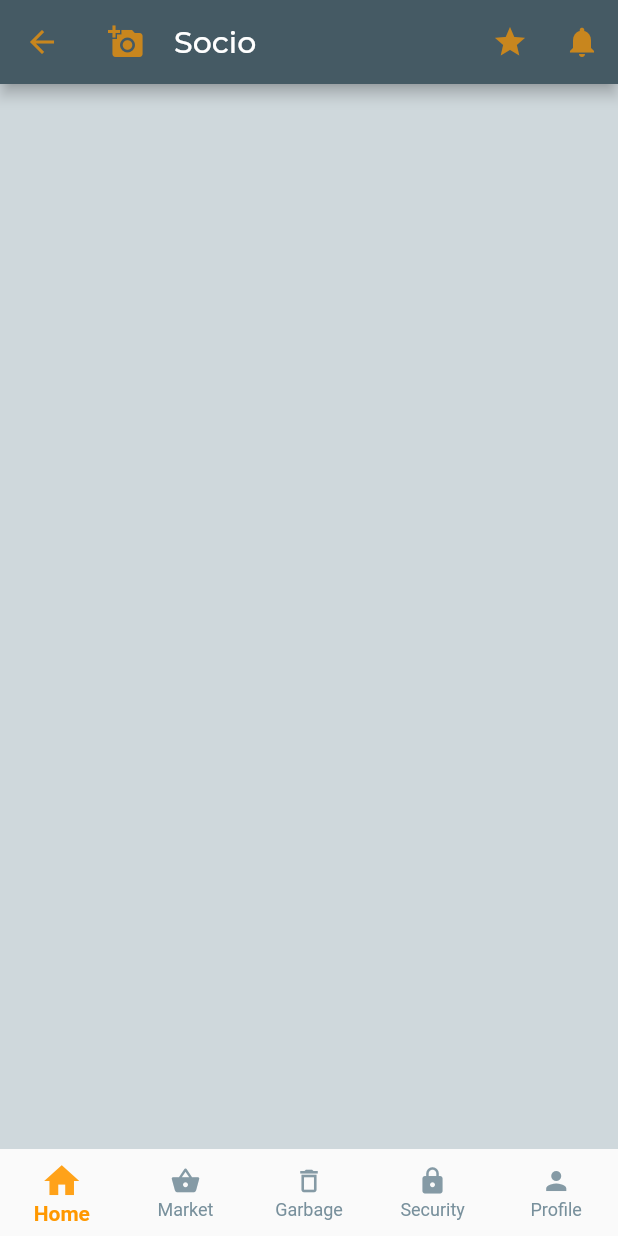
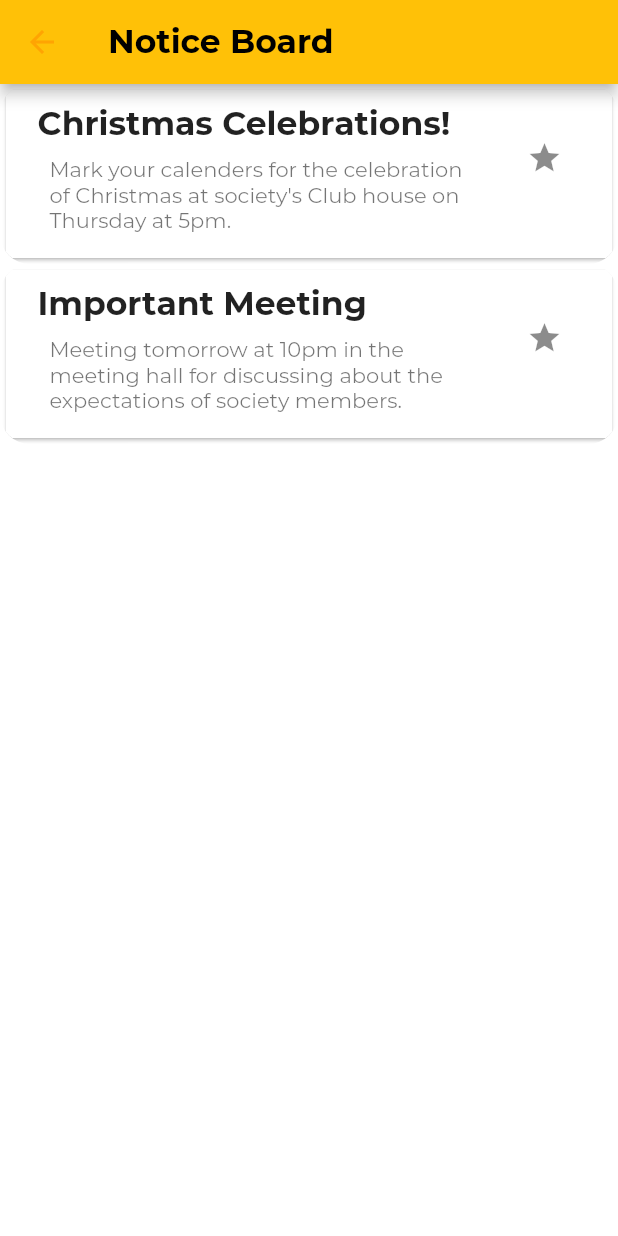
Before and after one commit to AaronStone24/Socio, a Flutter app: the screen it shows after launch, after a tap on the "notifications" icon, on a phone screen of 412 x 824 dp. Run offline on Flutter 3.47's test engine with Material 2 defaults, Android fonts, the phone set to English and light mode, and no system bars; our stand-ins replace flare_flutter; Roboto replaces fonts that are missing (Work-Sans); project files that could hold a hidden picture were left out.

Commit message:
Added notice board

```diff
--- a/lib/HomePage.dart
+++ b/lib/HomePage.dart
@@ -21,7 +21,9 @@ class _HomePageState extends State<HomePage>{
           ),
           IconButton(
             icon: Icon(Icons.notifications,),
-            onPressed: (){},
+            onPressed: (){
+              Navigator.of(context).push(MaterialPageRoute(builder: (_)=>NoticeBoard()));
+            },
             tooltip: 'Notifications',
           )
         ],
--- a/lib/ScreenList.dart
+++ b/lib/ScreenList.dart
@@ -18,3 +18,6 @@ export './screens/placed_order.dart';
 export './FontTheme.dart';
 export './HomePage.dart';
 export './screens/ProfilePage.dart';
+export './dummy_newsfeedData.dart';
+export './models/notice.dart';
+export './screens/noticeboard.dart';
--- /dev/null
+++ b/lib/dummy_newsfeedData.dart
@@ -0,0 +1,15 @@
+import './models/notice.dart';
+List<Notice> noticeItems=[
+  Notice(
+    id:'n1',
+    title: "Christmas Celebrations!",
+    content: 'Mark your calenders for the celebration of Christmas at society\'s Club house on Thursday at 5pm.',
+    isFavorite: false,
+  ),
+  Notice(
+    id:'n2',
+    title: 'Important Meeting',
+    content: 'Meeting tomorrow at 10pm in the meeting hall for discussing about the expectations of society members.',
+    isFavorite: false,
+  ),
+];
--- /dev/null
+++ b/lib/models/notice.dart
@@ -0,0 +1,12 @@
+class Notice{
+  final String id;
+  final String title;
+  final String content;
+  bool isFavorite;
+  Notice({
+    this.id,
+    this.title,
+    this.content,
+    this.isFavorite=false,
+    }) ;
+}
--- a/lib/screens/ProfilePage.dart
+++ b/lib/screens/ProfilePage.dart
@@ -1,9 +1,5 @@
 import 'package:startup_namer/ScreenList.dart';
 import 'package:flutter/material.dart';
-
-ListTile listItem=ListTile(
-  //leading: ,
-);
 
 class ProfilePage extends StatefulWidget{
   final String profilePic,id,name,about,flatDetails,myVisitors,myComplaints,myOrders;
--- /dev/null
+++ b/lib/screens/noticeboard.dart
@@ -0,0 +1,99 @@
+import '../dummy_newsfeedData.dart';
+import 'package:flutter/material.dart';
+import 'package:flare_flutter/flare_actor.dart';
+class NoticeBoard extends StatefulWidget {
+  @override
+  _NoticeBoardState createState() => _NoticeBoardState();
+}
+
+class _NoticeBoardState extends State<NoticeBoard> {
+   final appBar= AppBar(
+        title: Text('Notice Board',
+        style: TextStyle(color: Colors.black,
+        fontSize: 22,
+        fontWeight: FontWeight.bold),
+        ),
+        backgroundColor: Colors.amber,
+      );
+
+  @override
+  Widget build(BuildContext context) {
+    return Scaffold(
+      appBar: appBar,
+      body:(noticeItems.isNotEmpty)?
+          Stack(
+        children: <Widget>[
+          Container(
+            width: double.infinity,
+            height: MediaQuery.of(context).size.height-appBar.preferredSize.height-MediaQuery.of(context).padding.top,
+            child: Image.asset('assets/plain-white-background.jpg',
+            fit: BoxFit.cover,),
+          ),
+              LayoutBuilder(
+                builder:(ctx ,constraints){
+                  return Container(
+                   width: constraints.maxWidth,
+                   height: constraints.maxHeight,
+                   child: ListView.builder(
+                     itemCount: noticeItems.length,
+                     itemBuilder: (ctx, index){
+                       return ClipRRect(
+                         borderRadius: BorderRadius.circular(20),
+                         child: Card(
+                           elevation: 1,
+                          child: Padding(
+                            padding: const EdgeInsets.all(5.0),
+                            child: ListTile(
+                             title: Text(
+                               noticeItems[index].title,
+                               style: TextStyle(
+                                 fontSize: 22,
+                                 fontWeight: FontWeight.bold),
+                               ),
+                               subtitle: Padding(
+                                 padding: const EdgeInsets.all(8.0),
+                                 child: Text(noticeItems[index].content,),
+                               ),
+                              trailing:IconButton(
+                                icon: Icon(Icons.star,
+                                color: (noticeItems[index].isFavorite)?Colors.amber: null,),
+                                onPressed:() {
+                                  setState(() {
+                                   noticeItems[index].isFavorite=!noticeItems[index].isFavorite;
+                                  });
+                                }),
+                                ),
+                          ),
+                         ),
+                       );
+                          }
+                      ),
+                    );
+                  }
+                ),
+
+        ]
+        ): Center(
+                 child: Column(children: <Widget>[
+                  Container(
+                   height: 200,
+                   width: 200,
+                   child: FlareActor(
+                      'assets/empty.flr',
+                       animation: 'idle',
+                       fit: BoxFit.contain,
+                     )
+                   ),
+                  Text("Empty NewsFeed!",
+                  style: TextStyle(
+                     color: Colors.black54,
+                     fontSize: 22,
+                     fontWeight: FontWeight.bold,
+                    ),
+                 ),
+               ],
+             )
+           ),
+      );
+  }
+}
--- a/pubspec.yaml
+++ b/pubspec.yaml
@@ -42,6 +42,8 @@ flutter:
     - assets/loading.gif
     - assets/empty.flr
     - assets/images/socioIcon.png
+    - assets/plain-white-background.jpg
+    - assets/plain-607D8B.svg
 
   fonts:
     - family: Montserrat
```
Also changed, not shown: assets/plain-607D8B.svg (added), assets/plain-white-background.jpg (added).
